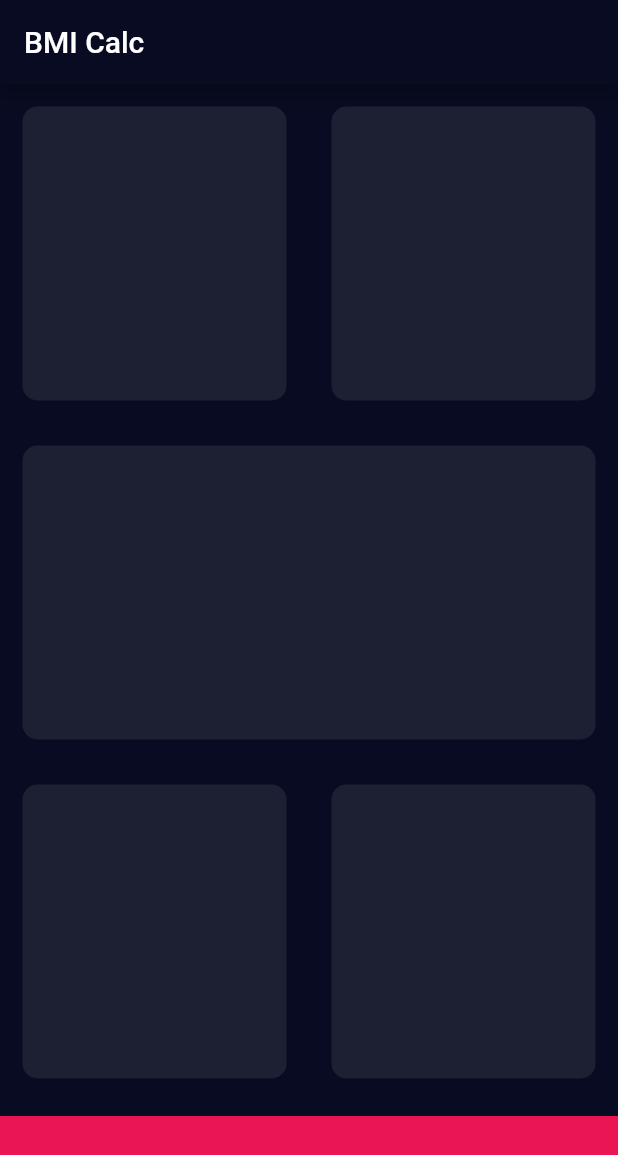
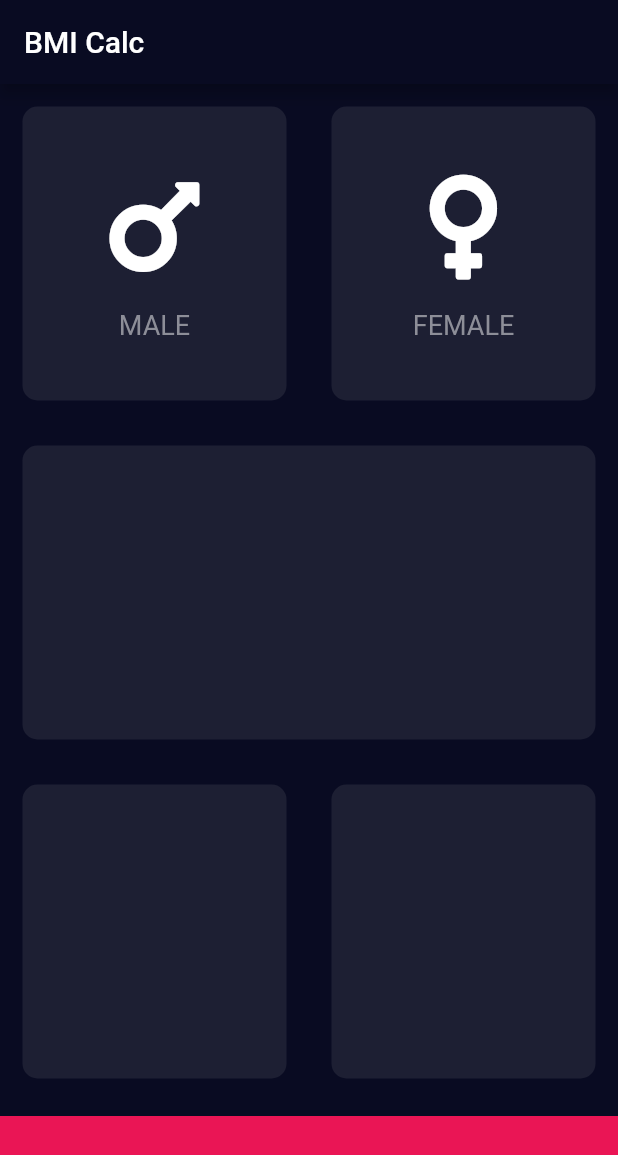
Before and after one commit to FrancaTM/bmi-calc, a Flutter app: the screen it shows after launch, on a phone screen of 412 x 824 dp. Shown: the top 1155 px of the screen. Run offline on Flutter 3.47's test engine with Material 2 defaults, Android fonts, the phone set to English and light mode, and no system bars; our stand-ins replace font_awesome_flutter.

```diff
--- /dev/null
+++ b/lib/card_icon_content.dart
@@ -0,0 +1,28 @@
+import 'package:flutter/material.dart';
+
+const labelTextStyle = TextStyle(fontSize: 18.0, color: Color(0xFF8D8E98));
+
+class CardIconContent extends StatelessWidget {
+  final IconData iconData;
+  final String label;
+
+  CardIconContent({this.iconData, this.label});
+
+  @override
+  Widget build(BuildContext context) {
+    return Column(
+      mainAxisAlignment: MainAxisAlignment.center,
+      children: <Widget>[
+        Icon(
+          iconData,
+          size: 80.0,
+        ),
+        SizedBox(height: 15.0),
+        Text(
+          label,
+          style: labelTextStyle,
+        ),
+      ],
+    );
+  }
+}
--- a/lib/input_page.dart
+++ b/lib/input_page.dart
@@ -1,4 +1,7 @@
 import 'package:flutter/material.dart';
+import 'package:font_awesome_flutter/font_awesome_flutter.dart';
+import 'package:bmi_calc/reusable_card.dart';
+import 'package:bmi_calc/card_icon_content.dart';
 
 const bottomContainerHeight = 80.0;
 const reusableCardColor = Color(0xFF1D1F33);
@@ -24,10 +27,20 @@ class _InputPageState extends State<InputPage> {
             child: Row(
               children: <Widget>[
                 Expanded(
-                  child: ReusableCard(color: reusableCardColor),
+                  child: ReusableCard(
+                    color: reusableCardColor,
+                    cardChild: CardIconContent(
+                        iconData: FontAwesomeIcons.mars, label: 'MALE'),
+                  ),
                 ),
                 Expanded(
-                  child: ReusableCard(color: reusableCardColor),
+                  child: ReusableCard(
+                    color: reusableCardColor,
+                    cardChild: CardIconContent(
+                      iconData: FontAwesomeIcons.venus,
+                      label: 'FEMALE',
+                    ),
+                  ),
                 ),
               ],
             ),
@@ -67,20 +80,3 @@ class _InputPageState extends State<InputPage> {
     );
   }
 }
-
-class ReusableCard extends StatelessWidget {
-  final Color color;
-
-  ReusableCard({@required this.color});
-
-  @override
-  Widget build(BuildContext context) {
-    return Container(
-      margin: EdgeInsets.all(15.0),
-      decoration: BoxDecoration(
-        borderRadius: BorderRadius.circular(10.0),
-        color: color,
-      ),
-    );
-  }
-}
--- /dev/null
+++ b/lib/reusable_card.dart
@@ -0,0 +1,20 @@
+import 'package:flutter/material.dart';
+
+class ReusableCard extends StatelessWidget {
+  final Color color;
+  final Widget cardChild;
+
+  ReusableCard({@required this.color, this.cardChild});
+
+  @override
+  Widget build(BuildContext context) {
+    return Container(
+      child: cardChild,
+      margin: EdgeInsets.all(15.0),
+      decoration: BoxDecoration(
+        borderRadius: BorderRadius.circular(10.0),
+        color: color,
+      ),
+    );
+  }
+}
--- a/pubspec.yaml
+++ b/pubspec.yaml
@@ -23,6 +23,8 @@ dependencies:
   # The following adds the Cupertino Icons font to your application.
   # Use with the CupertinoIcons class for iOS style icons.
   cupertino_icons: ^0.1.2
+
+  font_awesome_flutter: ^8.4.0
 
 dev_dependencies:
   flutter_test:
```
Also changed, not shown: pubspec.lock.
